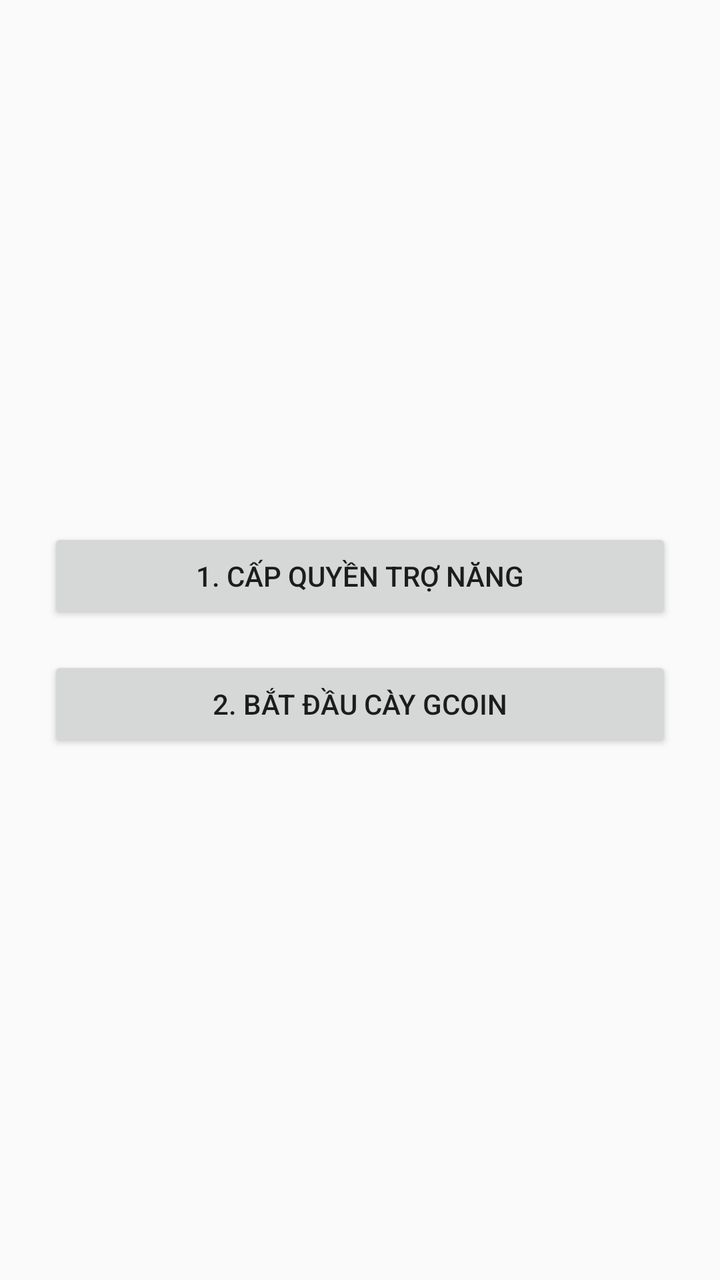
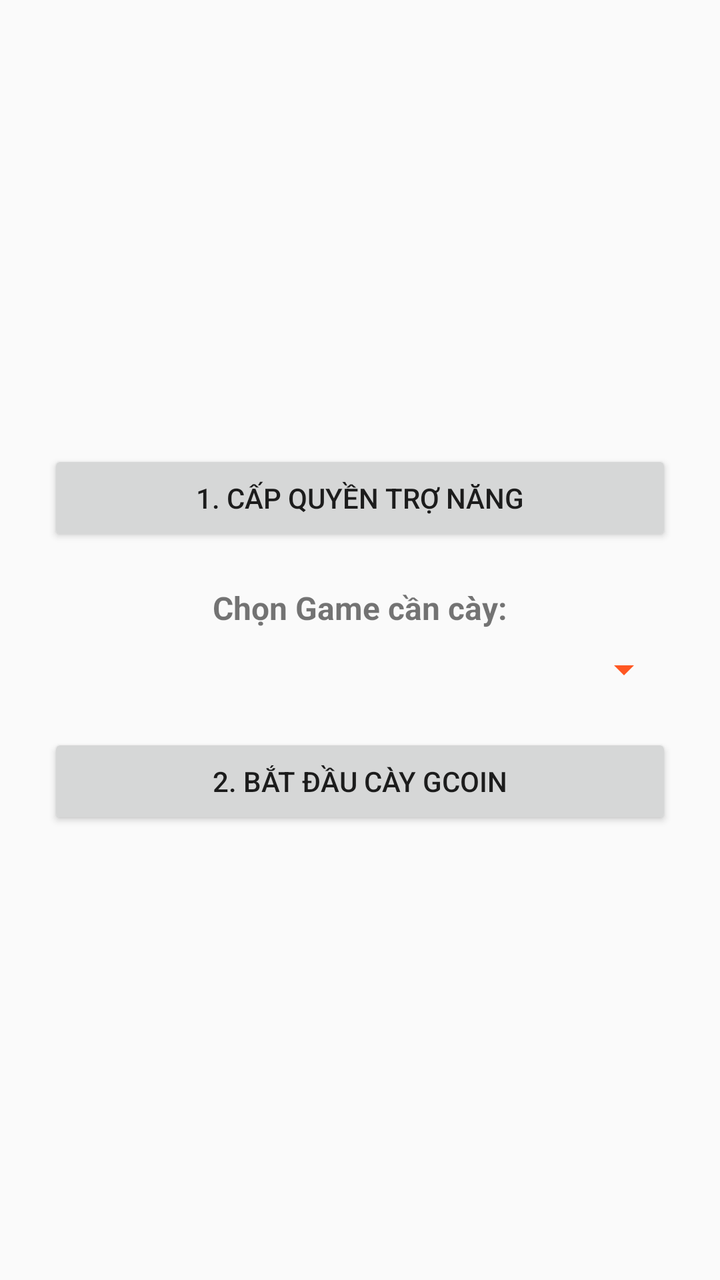

Two renders of the same Android screen: before a commit and after it. Below are the layout's source before the change and the commit's diff.
<!-- AndroidManifest.xml: application theme Theme.AppCompat.DayNight.NoActionBar -->
<!-- res/layout/activity_main.xml -->
<?xml version="1.0" encoding="utf-8"?>
<LinearLayout xmlns:android="http://schemas.android.com/apk/res/android"
    android:layout_width="match_parent" android:layout_height="match_parent"
    android:gravity="center" android:orientation="vertical" android:padding="24dp">

    <Button android:id="@+id/btnAccessibility" android:layout_width="match_parent" android:layout_height="wrap_content" android:text="1. Cấp quyền Trợ năng" />
    <Button android:id="@+id/btnStart" android:layout_width="match_parent" android:layout_height="wrap_content" android:layout_marginTop="16dp" android:text="2. Bắt đầu Cày Gcoin" />
</LinearLayout>
<!-- resources referenced by this layout -->
<resources>

</resources>

<!-- the commit's change to res/layout/activity_main.xml (unified diff, before → after) -->
@@ -4,5 +4,16 @@
     android:gravity="center" android:orientation="vertical" android:padding="24dp">
 
     <Button android:id="@+id/btnAccessibility" android:layout_width="match_parent" android:layout_height="wrap_content" android:text="1. Cấp quyền Trợ năng" />
-    <Button android:id="@+id/btnStart" android:layout_width="match_parent" android:layout_height="wrap_content" android:layout_marginTop="16dp" android:text="2. Bắt đầu Cày Gcoin" />
+
+    <TextView android:layout_width="wrap_content" android:layout_height="wrap_content" android:layout_marginTop="20dp" android:text="Chọn Game cần cày:" android:textSize="16sp" android:textStyle="bold"/>
+
+    
+    <Spinner
+        android:id="@+id/spinnerApps"
+        android:layout_width="match_parent"
+        android:layout_height="wrap_content"
+        android:layout_marginTop="8dp"
+        android:backgroundTint="#FF5722"/>
+
+    <Button android:id="@+id/btnStart" android:layout_width="match_parent" android:layout_height="wrap_content" android:layout_marginTop="20dp" android:text="2. Bắt đầu Cày Gcoin" />
 </LinearLayout>
